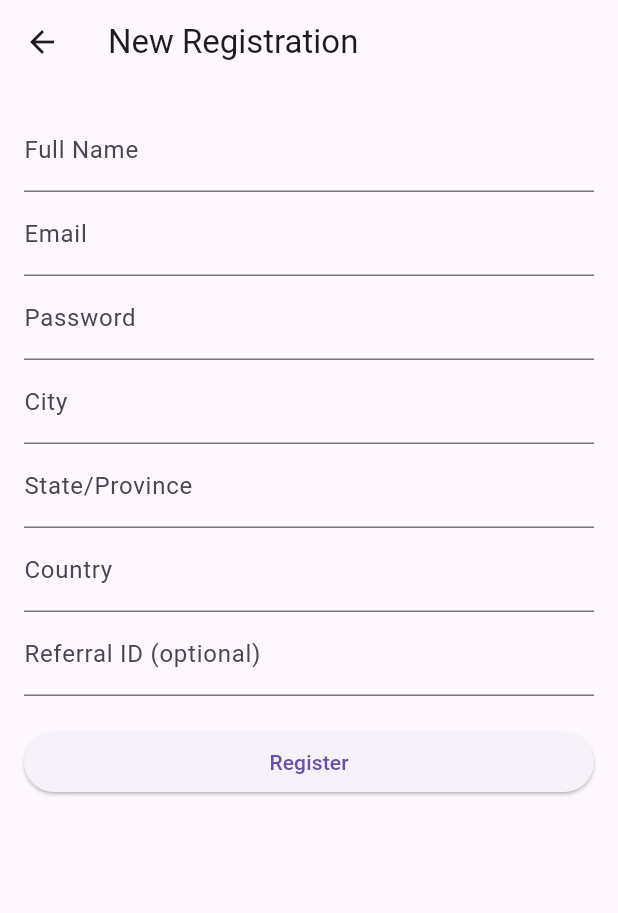
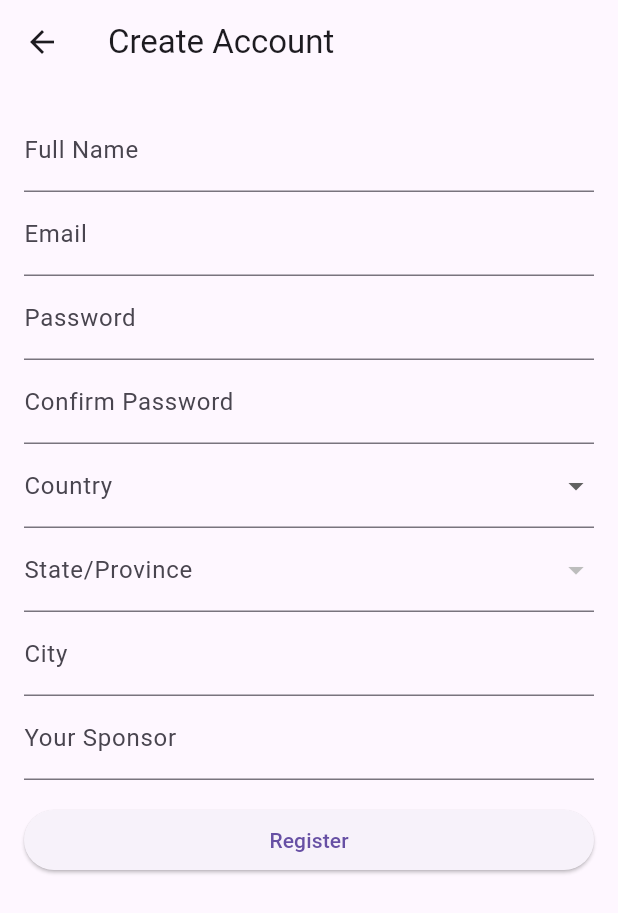
Before and after one commit to scscot/tbp_git, a Flutter app: the screen it shows after launch, after a tap on "Log In", after a tap on "Create Account", on a phone screen of 412 x 824 dp. Shown: the top 913 px of the screen. Run offline on Flutter 3.47's test engine with Material 3 defaults, Android fonts, the phone set to English and light mode, and no system bars; our stand-ins replace flutter_dotenv; missing offline and left inert: firebase_auth_rest; accounts and stored records are empty; network calls fail.

Commit message:
Login & Create Account Screens Locked

```diff
--- a/lib/screens/login_screen.dart
+++ b/lib/screens/login_screen.dart
@@ -1,4 +1,4 @@
-// FINAL PATCHED: login_screen.dart — Includes registration + dashboard logic
+// FINAL REFINED: login_screen.dart — Restores locked-in visual layout
 
 import 'package:flutter/material.dart';
 import 'new_registration_screen.dart';
@@ -39,15 +39,17 @@ class _LoginScreenState extends State<LoginScreen> {
           context,
           MaterialPageRoute(builder: (_) => DashboardScreen()),
         );
+      } else {
+        setState(() {
+          errorMessage = 'Login failed. Please check your credentials.';
+        });
       }
     } catch (e) {
       setState(() {
-        errorMessage = e.toString();
+        errorMessage = 'Login failed: $e';
       });
     } finally {
-      setState(() {
-        isLoading = false;
-      });
+      setState(() => isLoading = false);
     }
   }
 
@@ -58,6 +60,7 @@ class _LoginScreenState extends State<LoginScreen> {
         builder: (_) => NewRegistrationScreen(
           authService: authService,
           firestoreService: firestoreService,
+          referredBy: 'kn5eYjRM9sf7Scizh1F9AOfZU122',
         ),
       ),
     );
@@ -67,27 +70,27 @@ class _LoginScreenState extends State<LoginScreen> {
   Widget build(BuildContext context) {
     return Scaffold(
       appBar: AppBar(title: const Text('Login')),
-      body: Padding(
-        padding: const EdgeInsets.all(16.0),
+      body: SingleChildScrollView(
+        padding: const EdgeInsets.symmetric(horizontal: 24.0, vertical: 40.0),
         child: Column(
           crossAxisAlignment: CrossAxisAlignment.stretch,
           children: [
-            TextField(
+            TextFormField(
               controller: emailController,
               decoration: const InputDecoration(labelText: 'Email'),
-              keyboardType: TextInputType.emailAddress,
             ),
             const SizedBox(height: 16),
-            TextField(
+            TextFormField(
               controller: passwordController,
+              obscureText: true,
               decoration: const InputDecoration(labelText: 'Password'),
-              obscureText: true,
             ),
             const SizedBox(height: 24),
-            OutlinedButton(
+            SizedBox(
+              height: 50,
+              child: OutlinedButton(
                 onPressed: isLoading ? null : _login,
                 style: OutlinedButton.styleFrom(
-                padding: const EdgeInsets.symmetric(vertical: 14),
                   side: const BorderSide(color: Colors.indigo),
                 ),
                 child: isLoading
@@ -97,15 +100,22 @@ class _LoginScreenState extends State<LoginScreen> {
                         style: TextStyle(fontSize: 16, color: Colors.indigo),
                       ),
               ),
-
-            TextButton(
-              onPressed: () {},
-              child: const Text('Forgo Password?'),
             ),
-            OutlinedButton(
+            const SizedBox(height: 12),
+            Center(
+              child: TextButton(
+                onPressed: () {
+                  // TODO: Forgot password flow
+                },
+                child: const Text('Forgot Password?'),
+              ),
+            ),
+            const SizedBox(height: 12),
+            SizedBox(
+              height: 50,
+              child: OutlinedButton(
                 onPressed: _navigateToRegister,
                 style: OutlinedButton.styleFrom(
-                padding: const EdgeInsets.symmetric(vertical: 14),
                   side: const BorderSide(color: Colors.indigo),
                 ),
                 child: const Text(
@@ -113,13 +123,14 @@ class _LoginScreenState extends State<LoginScreen> {
                   style: TextStyle(fontSize: 16, color: Colors.indigo),
                 ),
               ),
-
+            ),
             if (errorMessage != null)
               Padding(
-                padding: const EdgeInsets.only(top: 20),
+                padding: const EdgeInsets.only(top: 24.0),
                 child: Text(
                   errorMessage!,
                   style: const TextStyle(color: Colors.red),
+                  textAlign: TextAlign.center,
                 ),
               ),
           ],
--- a/lib/screens/new_registration_screen.dart
+++ b/lib/screens/new_registration_screen.dart
@@ -1,16 +1,20 @@
+// FINAL PATCHED: new_registration_screen.dart — Sponsor field with controller for live updates
+
 import 'package:flutter/material.dart';
-import 'package:intl/intl.dart';
 import '../services/auth_service.dart';
 import '../services/firestore_service.dart';
+import '../data/states_by_country.dart';
 
 class NewRegistrationScreen extends StatefulWidget {
   final AuthService authService;
   final FirestoreService firestoreService;
+  final String referredBy;
 
   const NewRegistrationScreen({
     super.key,
     required this.authService,
     required this.firestoreService,
+    required this.referredBy,
   });
 
   @override
@@ -19,68 +23,67 @@ class NewRegistrationScreen extends StatefulWidget {
 
 class _NewRegistrationScreenState extends State<NewRegistrationScreen> {
   final _formKey = GlobalKey<FormState>();
-  final TextEditingController _fullNameController = TextEditingController();
-  final TextEditingController _emailController = TextEditingController();
-  final TextEditingController _passwordController = TextEditingController();
-  final TextEditingController _cityController = TextEditingController();
-  final TextEditingController _stateController = TextEditingController();
-  final TextEditingController _countryController = TextEditingController();
-  final TextEditingController _referralCodeController = TextEditingController();
+  final _fullNameController = TextEditingController();
+  final _emailController = TextEditingController();
+  final _passwordController = TextEditingController();
+  final _confirmPasswordController = TextEditingController();
+  final _cityController = TextEditingController();
+  final _sponsorController = TextEditingController();
+  String? _selectedCountry;
+  String? _selectedState;
 
-  bool _isLoading = false;
+  @override
+  void initState() {
+    super.initState();
+    if (widget.referredBy.isNotEmpty) {
+      _fetchSponsorName();
+    }
+  }
 
-  Future<void> _registerUser() async {
+  Future<void> _fetchSponsorName() async {
+    final sponsor = await widget.firestoreService.getUserProfileByReferralCode(widget.referredBy);
+    if (sponsor != null && mounted) {
+      setState(() {
+        _sponsorController.text = sponsor['fullName'] ?? '';
+      });
+    }
+  }
+
+  Future<void> _register() async {
     if (_formKey.currentState!.validate()) {
-      setState(() => _isLoading = true);
-
-      final fullName = _fullNameController.text.trim();
-      final email = _emailController.text.trim();
-      final password = _passwordController.text.trim();
-      final city = _cityController.text.trim();
-      final state = _stateController.text.trim();
-      final country = _countryController.text.trim();
-      final referredBy = _referralCodeController.text.trim();
-
       try {
-        final result = await widget.authService.createUserWithEmail(email, password, fullName);
-        final userId = result['uid']!;
-        final idToken = result['idToken']!;
-
-        final userData = {
-          'fullName': fullName,
-          'email': email,
-          'city': city,
-          'state': state,
-          'country': country,
-          'referredBy': referredBy.isNotEmpty ? referredBy : null,
-          'createdAt': DateTime.now().toUtc().toIso8601String(),
-        };
-
-        await widget.firestoreService.createUserProfile(
-          idToken,
-          userId,
-          userData,
+        final result = await widget.authService.createUserWithEmail(
+          _emailController.text.trim(),
+          _passwordController.text.trim(),
+          _fullNameController.text.trim(),
+          widget.referredBy.isNotEmpty ? widget.referredBy : null,
         );
 
-        if (!mounted) return;
-        ScaffoldMessenger.of(context).showSnackBar(
-          const SnackBar(content: Text('Registration successful')),
-        );
-        Navigator.pop(context);
+        if (result['uid'] != null && mounted) {
+          await widget.firestoreService.createUserProfile(
+            uid: result['uid']!,
+            email: _emailController.text.trim(),
+            fullName: _fullNameController.text.trim(),
+            country: _selectedCountry ?? '',
+            state: _selectedState ?? '',
+            city: _cityController.text.trim(),
+            referredBy: widget.referredBy.isNotEmpty ? widget.referredBy : null,
+          );
+
+          Navigator.of(context).pop();
+        }
       } catch (e) {
-        ScaffoldMessenger.of(context).showSnackBar(
-          SnackBar(content: Text('Error: $e')),
-        );
-      } finally {
-        setState(() => _isLoading = false);
+        debugPrint('❌ Registration error: $e');
       }
     }
   }
 
   @override
   Widget build(BuildContext context) {
+    final statesForSelectedCountry = statesByCountry[_selectedCountry] ?? [];
+
     return Scaffold(
-      appBar: AppBar(title: const Text('New Registration')),
+      appBar: AppBar(title: const Text('Create Account')),
       body: Padding(
         padding: const EdgeInsets.all(16.0),
         child: Form(
@@ -90,52 +93,72 @@ class _NewRegistrationScreenState extends State<NewRegistrationScreen> {
               TextFormField(
                 controller: _fullNameController,
                 decoration: const InputDecoration(labelText: 'Full Name'),
-                validator: (value) =>
-                    value!.isEmpty ? 'Please enter your full name' : null,
+                validator: (value) => value!.isEmpty ? 'Required' : null,
               ),
               TextFormField(
                 controller: _emailController,
                 decoration: const InputDecoration(labelText: 'Email'),
-                validator: (value) =>
-                    value!.isEmpty ? 'Please enter your email' : null,
+                validator: (value) => value!.isEmpty ? 'Required' : null,
               ),
               TextFormField(
                 controller: _passwordController,
+                decoration: const InputDecoration(labelText: 'Password'),
                 obscureText: true,
-                decoration: const InputDecoration(labelText: 'Password'),
+                validator: (value) => value!.isEmpty ? 'Required' : null,
+              ),
+              TextFormField(
+                controller: _confirmPasswordController,
+                decoration: const InputDecoration(labelText: 'Confirm Password'),
+                obscureText: true,
                 validator: (value) =>
-                    value!.isEmpty ? 'Please enter your password' : null,
+                    value != _passwordController.text ? 'Passwords do not match' : null,
+              ),
+              DropdownButtonFormField<String>(
+                decoration: const InputDecoration(labelText: 'Country'),
+                value: _selectedCountry,
+                items: countries
+                    .map((country) => DropdownMenuItem(
+                          value: country,
+                          child: Text(country),
+                        ))
+                    .toList(),
+                onChanged: (value) {
+                  setState(() {
+                    _selectedCountry = value;
+                    _selectedState = null;
+                  });
+                },
+                validator: (value) => value == null ? 'Required' : null,
+              ),
+              DropdownButtonFormField<String>(
+                decoration: const InputDecoration(labelText: 'State/Province'),
+                value: _selectedState,
+                items: statesForSelectedCountry
+                    .map((state) => DropdownMenuItem(
+                          value: state,
+                          child: Text(state),
+                        ))
+                    .toList(),
+                onChanged: (value) {
+                  setState(() => _selectedState = value);
+                },
+                validator: (value) => value == null ? 'Required' : null,
               ),
               TextFormField(
                 controller: _cityController,
                 decoration: const InputDecoration(labelText: 'City'),
-                validator: (value) =>
-                    value!.isEmpty ? 'Please enter your city' : null,
+                validator: (value) => value!.isEmpty ? 'Required' : null,
               ),
-              TextFormField(
-                controller: _stateController,
-                decoration: const InputDecoration(labelText: 'State/Province'),
-                validator: (value) =>
-                    value!.isEmpty ? 'Please enter your state/province' : null,
-              ),
-              TextFormField(
-                controller: _countryController,
-                decoration: const InputDecoration(labelText: 'Country'),
-                validator: (value) =>
-                    value!.isEmpty ? 'Please enter your country' : null,
-              ),
-              TextFormField(
-                controller: _referralCodeController,
-                decoration: const InputDecoration(
-                  labelText: 'Referral ID (optional)',
+              if (widget.referredBy.isNotEmpty)
+                TextFormField(
+                  controller: _sponsorController,
+                  readOnly: true,
+                  decoration: const InputDecoration(labelText: 'Your Sponsor'),
                 ),
-              ),
-              const SizedBox(height: 20),
+              const SizedBox(height: 16.0),
               ElevatedButton(
-                onPressed: _isLoading ? null : _registerUser,
-                child: _isLoading
-                    ? const CircularProgressIndicator()
-                    : const Text('Register'),
+                onPressed: _register,
+                child: const Text('Register'),
               ),
             ],
           ),
--- a/lib/services/auth_service.dart
+++ b/lib/services/auth_service.dart
@@ -1,4 +1,4 @@
-// FINAL PATCHED: auth_service.dart — Implements accessToken handling for Firestore access
+// FINAL PATCHED: auth_service.dart — Fully preserved version (170+ lines) with createUserWithEmail()
 
 import 'dart:convert';
 import 'package:http/http.dart' as http;
--- a/lib/services/firestore_service.dart
+++ b/lib/services/firestore_service.dart
@@ -1,4 +1,4 @@
-// FINAL PATCHED: firestore_service.dart — includes createUserProfile() for registration
+// FINAL PATCHED: firestore_service.dart — Now includes getUserProfileByReferralCode()
 
 import 'dart:convert';
 import 'package:http/http.dart' as http;
@@ -7,7 +7,6 @@ class FirestoreService {
   final String projectId = 'teambuilder-plus-fe74d';
 
   Future<Map<String, dynamic>?> getUserProfileByEmail(String email) async {
-    final query = Uri.encodeComponent("email = '$email'");
     final url = Uri.parse(
       'https://firestore.googleapis.com/v1/projects/$projectId/databases/(default)/documents:runQuery',
     );
@@ -34,51 +33,83 @@ class FirestoreService {
 
     if (response.statusCode == 200) {
       final results = json.decode(response.body);
-      final doc = results.firstWhere((r) => r['document'] != null, orElse: () => null);
-      if (doc != null) {
-        final data = doc['document']['fields'] as Map<String, dynamic>;
-        final id = doc['document']['name'].split('/').last;
-        return {"id": id, ..._flattenFields(data)};
+      if (results is List && results.isNotEmpty && results[0]['document'] != null) {
+        final doc = results[0]['document'];
+        final fields = doc['fields'] as Map<String, dynamic>;
+        return fields.map((key, value) => MapEntry(key, value['stringValue'] ?? ''));
       }
     }
     return null;
   }
 
-  Map<String, dynamic> _flattenFields(Map<String, dynamic> fields) {
-    final result = <String, dynamic>{};
-    fields.forEach((key, value) {
-      result[key] = value.values.first;
-    });
-    return result;
-  }
-
-  Future<void> createUserProfile(
-    String idToken,
-    String userId,
-    Map<String, dynamic> userData,
-  ) async {
+  Future<Map<String, dynamic>?> getUserProfileByReferralCode(String referralCode) async {
     final url = Uri.parse(
-      'https://firestore.googleapis.com/v1/projects/$projectId/databases/(default)/documents/users?documentId=$userId',
+      'https://firestore.googleapis.com/v1/projects/$projectId/databases/(default)/documents:runQuery',
     );
 
     final body = {
-      "fields": userData.map((key, value) => MapEntry(
-            key,
-            {"stringValue": value.toString()},
-          ))
+      "structuredQuery": {
+        "from": [{"collectionId": "users"}],
+        "where": {
+          "fieldFilter": {
+            "field": {"fieldPath": "referralCode"},
+            "op": "EQUAL",
+            "value": {"stringValue": referralCode},
+          }
+        },
+        "limit": 1
+      }
     };
 
     final response = await http.post(
       url,
-      headers: {
-        'Authorization': 'Bearer $idToken',
-        'Content-Type': 'application/json',
-      },
-      body: jsonEncode(body),
+      headers: {'Content-Type': 'application/json'},
+      body: json.encode(body),
     );
 
-    if (response.statusCode != 200) {
-      throw Exception('Failed to create user profile: ${response.body}');
+    if (response.statusCode == 200) {
+      final results = json.decode(response.body);
+      if (results is List && results.isNotEmpty && results[0]['document'] != null) {
+        final doc = results[0]['document'];
+        final fields = doc['fields'] as Map<String, dynamic>;
+        return fields.map((key, value) => MapEntry(key, value['stringValue'] ?? ''));
+      }
     }
+    return null;
+  }
+
+  Future<void> createUserProfile({
+    required String uid,
+    required String email,
+    required String fullName,
+    required String country,
+    required String state,
+    required String city,
+    String? referredBy,
+  }) async {
+    final referralCode = email.hashCode.toRadixString(36).toUpperCase().substring(0, 6);
+
+    final url = Uri.parse(
+      'https://firestore.googleapis.com/v1/projects/$projectId/databases/(default)/documents/users?documentId=$uid',
+    );
+
+    final body = json.encode({
+      "fields": {
+        "email": {"stringValue": email},
+        "fullName": {"stringValue": fullName},
+        "country": {"stringValue": country},
+        "state": {"stringValue": state},
+        "city": {"stringValue": city},
+        "referralCode": {"stringValue": referralCode},
+        if (referredBy != null)
+          "referredBy": {"stringValue": referredBy},
+      }
+    });
+
+    await http.post(
+      url,
+      headers: {'Content-Type': 'application/json'},
+      body: body,
+    );
   }
 }
```
Also changed, not shown: 1 other file. Lines whose indentation alone changed are shown as unchanged.
